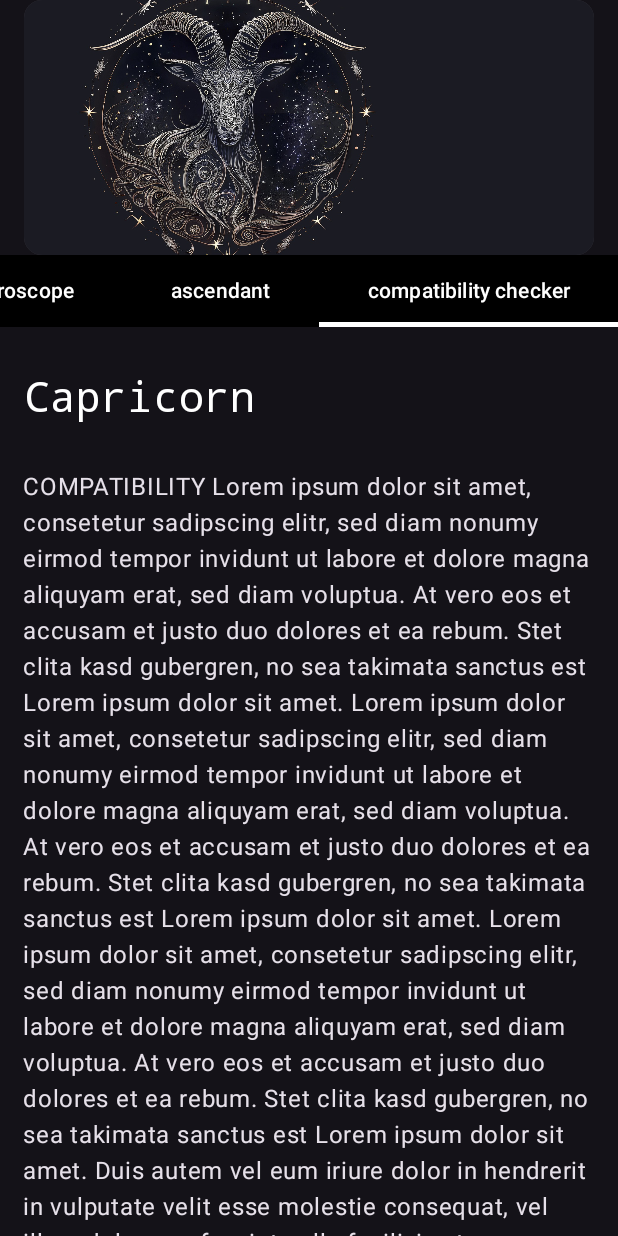
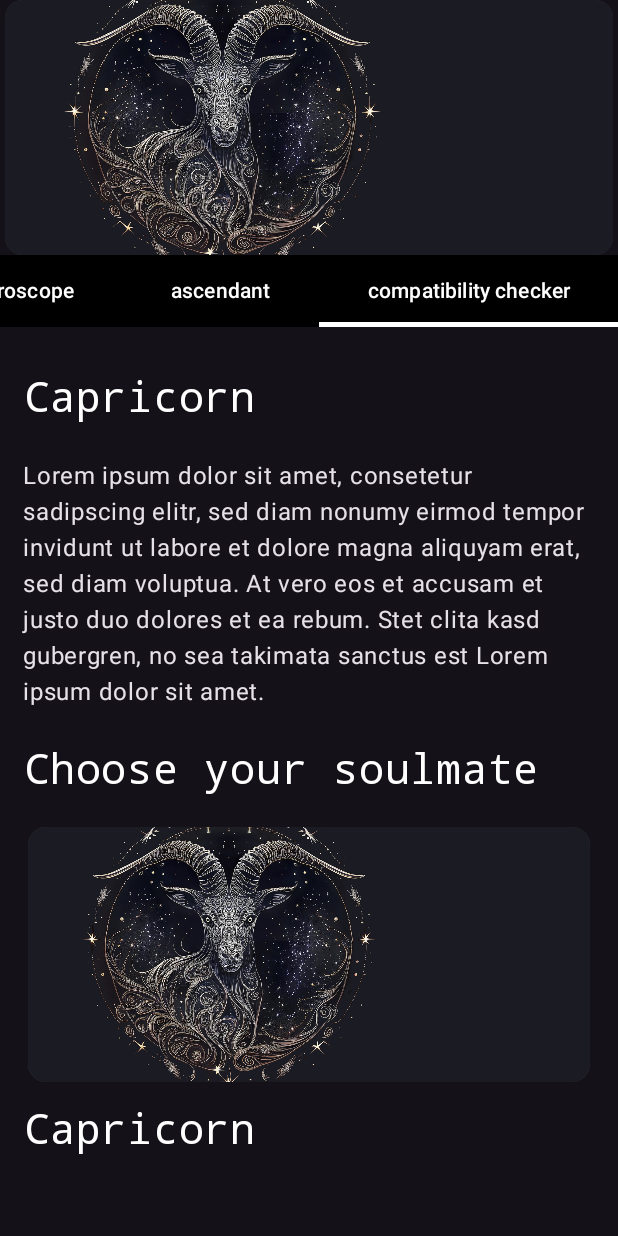
Before and after one commit to Haxe33/aurelia, an Android app built with Jetpack Compose: the Description screen opened directly, with no data from a screen before it, tab 4 chosen, on a phone screen of 412 x 824 dp. Run offline under Robolectric (Android 15) with nearby library versions, the phone set to English and light mode, and no system bars; our stand-ins replace accompanist.

Commit message:
Added files CompatibilityChecker.kt and Ascendant.kt. Adapted implementation of files Description.kt, ElementsUI.kt ZodiacSignSwiper.kt. Updated used ressources.

```diff
--- /dev/null
+++ b/app/src/main/java/com/example/aurelia/Ascendant.kt
@@ -0,0 +1,27 @@
+package com.example.aurelia
+
+import androidx.compose.foundation.layout.Column
+import androidx.compose.foundation.layout.Spacer
+import androidx.compose.foundation.layout.height
+import androidx.compose.foundation.layout.padding
+import androidx.compose.foundation.rememberScrollState
+import androidx.compose.foundation.verticalScroll
+import androidx.compose.material3.Text
+import androidx.compose.runtime.Composable
+import androidx.compose.ui.Modifier
+import androidx.compose.ui.unit.dp
+import com.example.aurelia.logic.ZodiacSign
+import com.example.aurelia.ui.theme.Heading
+
+@Composable
+fun AscendantScreen(currentZodiacSign: ZodiacSign) {
+    val scrollState = rememberScrollState()
+    Column(modifier = Modifier.verticalScroll(scrollState).padding(15.dp)) {
+        Heading(currentZodiacSign.name)
+        Spacer(Modifier.height(15.dp))
+        Text(
+            "ASCENDANT Lorem ipsum dolor sit amet, consetetur sadipscing elitr, sed diam nonumy eirmod tempor invidunt ut labore et dolore magna aliquyam erat, sed diam voluptua. At vero eos et accusam et justo duo dolores et ea rebum. Stet clita kasd gubergren, no sea takimata sanctus est Lorem ipsum dolor sit amet. Lorem ipsum dolor sit amet, consetetur sadipscing elitr, sed diam nonumy eirmod tempor invidunt ut labore et dolore magna aliquyam erat, sed diam voluptua. At vero eos et accusam et justo duo dolores et ea rebum. Stet clita kasd gubergren, no sea takimata sanctus est Lorem ipsum dolor sit amet. Lorem ipsum dolor sit amet, consetetur sadipscing elitr, sed diam nonumy eirmod tempor invidunt ut labore et dolore magna aliquyam erat, sed diam voluptua. At vero eos et accusam et justo duo dolores et ea rebum. Stet clita kasd gubergren, no sea takimata sanctus est Lorem ipsum dolor sit amet. Duis autem vel eum iriure dolor in hendrerit in vulputate velit esse molestie consequat, vel illum dolore eu feugiat nulla facilisis at vero eros et accumsan et iusto odio dignissim qui blandit praesent luptatum zzril delenit augue duis dolore te feugait nulla facilisi. Lorem ipsum dolor sit amet\n"
+        )
+    }
+    //TODO complete
+}
--- a/app/src/main/java/com/example/aurelia/CompatibilityChecker.kt
+++ b/app/src/main/java/com/example/aurelia/CompatibilityChecker.kt
@@ -1,27 +1,62 @@
 package com.example.aurelia
 
+import androidx.compose.foundation.ExperimentalFoundationApi
+import androidx.compose.foundation.combinedClickable
+import androidx.compose.foundation.layout.Box
 import androidx.compose.foundation.layout.Column
 import androidx.compose.foundation.layout.Spacer
+import androidx.compose.foundation.layout.fillMaxSize
+import androidx.compose.foundation.layout.fillMaxWidth
 import androidx.compose.foundation.layout.height
 import androidx.compose.foundation.layout.padding
 import androidx.compose.foundation.rememberScrollState
 import androidx.compose.foundation.verticalScroll
 import androidx.compose.material3.Text
 import androidx.compose.runtime.Composable
+import androidx.compose.ui.Alignment
 import androidx.compose.ui.Modifier
 import androidx.compose.ui.unit.dp
 import com.example.aurelia.logic.ZodiacSign
-import com.example.aurelia.ui.theme.Heading
+import com.example.aurelia.ui.theme.*
 
 @Composable
 fun CompatibilityCheckerScreen(currentZodiacSign: ZodiacSign) {
     val scrollState = rememberScrollState()
-    Column(modifier = Modifier.verticalScroll(scrollState).padding(15.dp)) {
+    Column(modifier = Modifier
+        .verticalScroll(scrollState)
+        .padding(15.dp)) {
         Heading(currentZodiacSign.name)
-        Spacer(Modifier.height(15.dp))
-        Text(
-            "COMPATIBILITY Lorem ipsum dolor sit amet, consetetur sadipscing elitr, sed diam nonumy eirmod tempor invidunt ut labore et dolore magna aliquyam erat, sed diam voluptua. At vero eos et accusam et justo duo dolores et ea rebum. Stet clita kasd gubergren, no sea takimata sanctus est Lorem ipsum dolor sit amet. Lorem ipsum dolor sit amet, consetetur sadipscing elitr, sed diam nonumy eirmod tempor invidunt ut labore et dolore magna aliquyam erat, sed diam voluptua. At vero eos et accusam et justo duo dolores et ea rebum. Stet clita kasd gubergren, no sea takimata sanctus est Lorem ipsum dolor sit amet. Lorem ipsum dolor sit amet, consetetur sadipscing elitr, sed diam nonumy eirmod tempor invidunt ut labore et dolore magna aliquyam erat, sed diam voluptua. At vero eos et accusam et justo duo dolores et ea rebum. Stet clita kasd gubergren, no sea takimata sanctus est Lorem ipsum dolor sit amet. Duis autem vel eum iriure dolor in hendrerit in vulputate velit esse molestie consequat, vel illum dolore eu feugiat nulla facilisis at vero eros et accumsan et iusto odio dignissim qui blandit praesent luptatum zzril delenit augue duis dolore te feugait nulla facilisi. Lorem ipsum dolor sit amet\n"
+        Spacer(Modifier.height(8.dp))
+        //TODO add Text wie das Sternzeichen so in der Liebe ist
+        Text("Lorem ipsum dolor sit amet, consetetur sadipscing elitr, sed diam nonumy eirmod tempor invidunt ut labore et dolore magna aliquyam erat, sed diam voluptua. At vero eos et accusam et justo duo dolores et ea rebum. Stet clita kasd gubergren, no sea takimata sanctus est Lorem ipsum dolor sit amet.")
+        Spacer(Modifier.height(8.dp))
+        Heading("Choose your soulmate")
+        Spacer(Modifier.height(6.dp))
+        val compatibleSign=zodiacSignSwiper(modifier = Modifier.fillMaxWidth())
+        Heading(compatibleSign.name)
+        Spacer(Modifier.height(6.dp))
+
+
+
+    }
+
+}
+
+//Quelle [L4]
+@OptIn(ExperimentalFoundationApi::class)
+@Composable
+fun PinchReveal(imageRes: Int, modifier: Modifier = Modifier){
+    Box( modifier = Modifier
+        .fillMaxSize()
+        .padding(10.dp)
+        .combinedClickable(
+            enabled = true,
+            onLongClick = {
+                //TODO change imagesource
+            },
+            onClick = {}
         )
+    ){
+      //TODO image
     }
-    //TODO complete
 }
--- a/app/src/main/java/com/example/aurelia/Description.kt
+++ b/app/src/main/java/com/example/aurelia/Description.kt
@@ -41,6 +41,7 @@ import androidx.compose.ui.util.lerp
 import com.example.aurelia.logic.ZodiacSign
 import com.example.aurelia.ui.theme.AureliaTheme
 import com.example.aurelia.ui.theme.Heading
+import com.example.aurelia.ui.theme.zodiacSignSwiper
 import com.google.accompanist.pager.ExperimentalPagerApi
 import com.google.accompanist.pager.HorizontalPager
 import com.google.accompanist.pager.calculateCurrentOffsetForPage
@@ -148,19 +149,6 @@ class Description : ComponentActivity() {
     }
 
     @Composable
-    private fun AscendantScreen(currentZodiacSign: ZodiacSign) {
-        val scrollState = rememberScrollState()
-        Column(modifier = Modifier.verticalScroll(scrollState).padding(15.dp)) {
-            Heading(currentZodiacSign.name)
-            Spacer(Modifier.height(15.dp))
-            Text(
-                "ASCENDANT Lorem ipsum dolor sit amet, consetetur sadipscing elitr, sed diam nonumy eirmod tempor invidunt ut labore et dolore magna aliquyam erat, sed diam voluptua. At vero eos et accusam et justo duo dolores et ea rebum. Stet clita kasd gubergren, no sea takimata sanctus est Lorem ipsum dolor sit amet. Lorem ipsum dolor sit amet, consetetur sadipscing elitr, sed diam nonumy eirmod tempor invidunt ut labore et dolore magna aliquyam erat, sed diam voluptua. At vero eos et accusam et justo duo dolores et ea rebum. Stet clita kasd gubergren, no sea takimata sanctus est Lorem ipsum dolor sit amet. Lorem ipsum dolor sit amet, consetetur sadipscing elitr, sed diam nonumy eirmod tempor invidunt ut labore et dolore magna aliquyam erat, sed diam voluptua. At vero eos et accusam et justo duo dolores et ea rebum. Stet clita kasd gubergren, no sea takimata sanctus est Lorem ipsum dolor sit amet. Duis autem vel eum iriure dolor in hendrerit in vulputate velit esse molestie consequat, vel illum dolore eu feugiat nulla facilisis at vero eros et accumsan et iusto odio dignissim qui blandit praesent luptatum zzril delenit augue duis dolore te feugait nulla facilisi. Lorem ipsum dolor sit amet\n"
-            )
-        }
-        //TODO complete
-    }
-
-    @Composable
     private fun HoroscopeScreen(currentZodiacSign: ZodiacSign) {
         val scrollState = rememberScrollState()
         Column(modifier = Modifier.verticalScroll(scrollState).padding(15.dp)) {
@@ -185,60 +173,6 @@ class Description : ComponentActivity() {
         }
     }
 
-    //Quelle[L1]
-    @OptIn(ExperimentalPagerApi::class)
-    @Composable
-    fun zodiacSignSwiper(modifier: Modifier):ZodiacSign{
-        val pagerState = rememberPagerState(initialPage = 0)
-        var currentZodiacSign by remember{ mutableStateOf(zodiacSigns[0])}
-
-        LaunchedEffect(pagerState.currentPage) {
-            currentZodiacSign = zodiacSigns[pagerState.currentPage]
-        }
-
-        Column {
-            HorizontalPager(
-                count = zodiacSigns.size,
-                state = pagerState,
-                contentPadding = PaddingValues(horizontal = 16.dp),
-                modifier = Modifier
-                    .height(170.dp)
-                    .fillMaxWidth()
-            ) { page ->
-                Card(
-                    shape = RoundedCornerShape(12.dp),
-                    modifier = modifier
-                        .graphicsLayer {
-                            val pageOffset = calculateCurrentOffsetForPage(page).absoluteValue
-
-                            lerp(
-                                start = 0.85f,
-                                stop = 1f,
-                                fraction = 1f - pageOffset.coerceIn(0f, 1f)
-                            ).also { scale ->
-                                scaleX = scale
-                                scaleY = scale
-                            }
-
-                            alpha = lerp(
-                                start = 0.5f,
-                                stop = 1f,
-                                fraction = 1f - pageOffset.coerceIn(0f, 1f)
-                            )
-                        }
-                ) {
-                    Image(
-                        painter = painterResource(id = zodiacSigns[page].drawableRes),
-                        contentDescription = null,
-                        contentScale = ContentScale.Crop,
-                        modifier = Modifier.fillMaxSize()
-                    )
-                }
-            }
-        }
-        return currentZodiacSign
-    }
-
     @Preview(showBackground = false)
     @Composable
     fun DefaultPreview() {
--- /dev/null
+++ b/app/src/main/java/com/example/aurelia/ui/theme/ZodiacSignSwiper.kt
@@ -0,0 +1,98 @@
+package com.example.aurelia.ui.theme
+
+import androidx.compose.foundation.Image
+import androidx.compose.foundation.layout.Column
+import androidx.compose.foundation.layout.PaddingValues
+import androidx.compose.foundation.layout.fillMaxSize
+import androidx.compose.foundation.layout.fillMaxWidth
+import androidx.compose.foundation.layout.height
+import androidx.compose.foundation.shape.RoundedCornerShape
+import androidx.compose.material3.Card
+import androidx.compose.runtime.Composable
+import androidx.compose.runtime.LaunchedEffect
+import androidx.compose.runtime.getValue
+import androidx.compose.runtime.mutableStateOf
+import androidx.compose.runtime.remember
+import androidx.compose.runtime.setValue
+import androidx.compose.ui.Modifier
+import androidx.compose.ui.graphics.graphicsLayer
+import androidx.compose.ui.layout.ContentScale
+import androidx.compose.ui.res.painterResource
+import androidx.compose.ui.unit.dp
+import androidx.compose.ui.util.lerp
+import com.example.aurelia.R
+import com.example.aurelia.logic.ZodiacSign
+import com.google.accompanist.pager.ExperimentalPagerApi
+import com.google.accompanist.pager.HorizontalPager
+import com.google.accompanist.pager.calculateCurrentOffsetForPage
+import com.google.accompanist.pager.rememberPagerState
+import kotlin.math.absoluteValue
+
+private val zodiacSigns= listOf(
+    ZodiacSign("Capricorn", R.drawable.steinbock),
+    ZodiacSign("Aquarius", R.drawable.wassermann),
+    ZodiacSign("Pisces", R.drawable.fisch),
+    ZodiacSign("Aries", R.drawable.widder),
+    ZodiacSign("Taurus", R.drawable.stier),
+    ZodiacSign("Gemini", R.drawable.zwilling),
+    ZodiacSign("Cancer", R.drawable.krebs),
+    ZodiacSign("Leo", R.drawable.loewe),
+    ZodiacSign("Virgo", R.drawable.jungfrau),
+    ZodiacSign("Libra", R.drawable.waage),
+    ZodiacSign("Scorpio", R.drawable.skorpion),
+    ZodiacSign("Sagittarius", R.drawable.schuetze)
+)
+
+//Quelle[L1]
+@OptIn(ExperimentalPagerApi::class)
+@Composable
+fun zodiacSignSwiper(modifier: Modifier): ZodiacSign {
+    val pagerState = rememberPagerState(initialPage = 0)
+    var currentZodiacSign by remember{ mutableStateOf(zodiacSigns[0]) }
+
+    LaunchedEffect(pagerState.currentPage) {
+        currentZodiacSign = zodiacSigns[pagerState.currentPage]
+    }
+
+    Column {
+        HorizontalPager(
+            count = zodiacSigns.size,
+            state = pagerState,
+            contentPadding = PaddingValues(horizontal = 3.dp),
+            modifier = Modifier
+                .height(170.dp)
+                .fillMaxWidth()
+        ) { page ->
+            Card(
+                shape = RoundedCornerShape(12.dp),
+                modifier = modifier
+                    .graphicsLayer {
+                        val pageOffset = calculateCurrentOffsetForPage(page).absoluteValue
+
+                        lerp(
+                            start = 0.85f,
+                            stop = 1f,
+                            fraction = 1f - pageOffset.coerceIn(0f, 1f)
+                        ).also { scale ->
+                            scaleX = scale
+                            scaleY = scale
+                        }
+
+                        alpha = lerp(
+                            start = 0.5f,
+                            stop = 1f,
+                            fraction = 1f - pageOffset.coerceIn(0f, 1f)
+                        )
+                    }
+            ) {
+                Image(
+                    painter = painterResource(id = zodiacSigns[page].drawableRes),
+                    contentDescription = null,
+                    contentScale = ContentScale.Crop,
+                    modifier = Modifier.fillMaxSize()
+                )
+            }
+        }
+    }
+    return currentZodiacSign
+}
```
Also changed, not shown: app/src/main/java/com/example/aurelia/ui/theme/ElementsUI.kt (+28 -4 lines), 1 other file.
